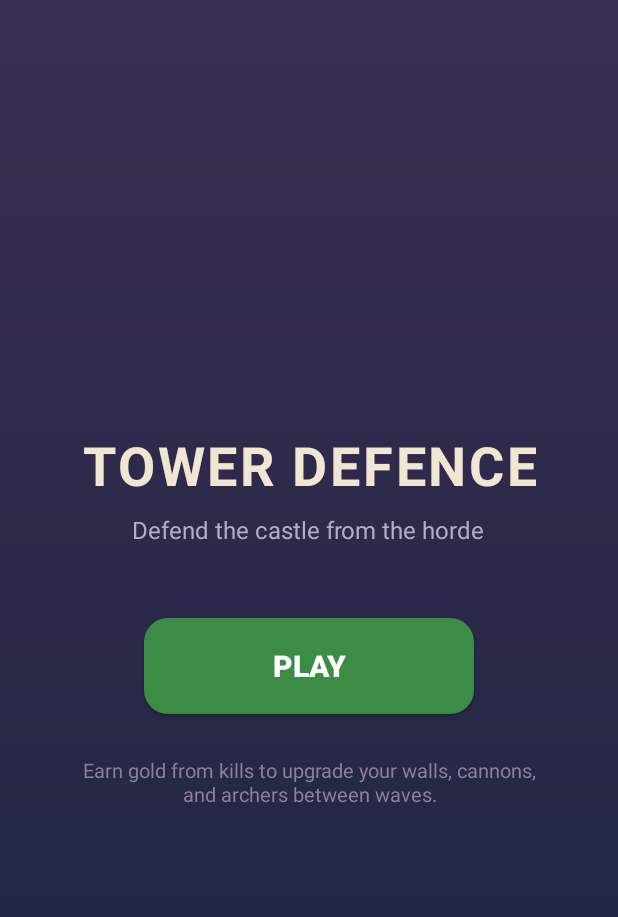
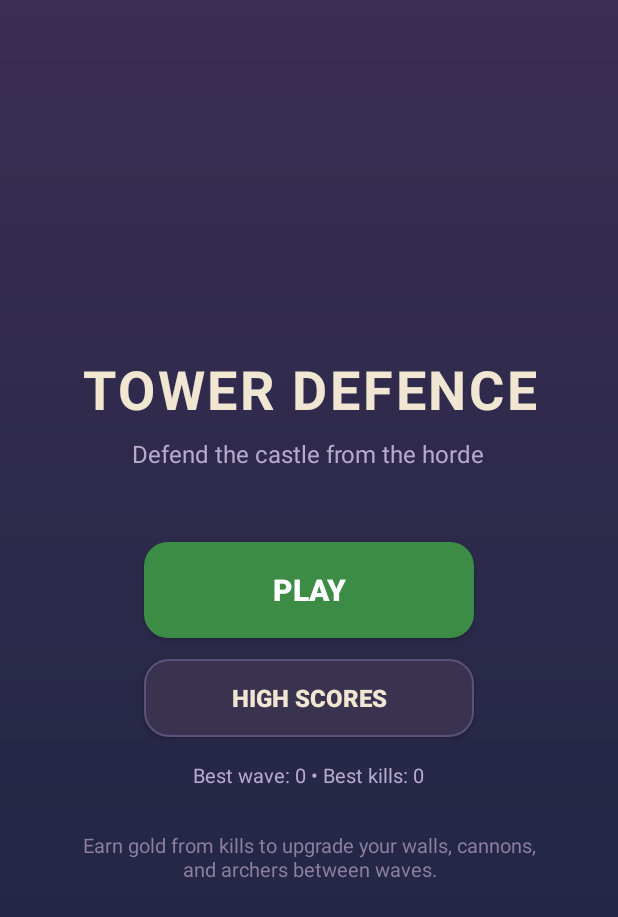
Before and after one commit to ALF452/Tower-Defence, an Android app: the screen it shows after launch (MainMenuActivity), on a phone screen of 412 x 824 dp. Shown: the top 917 px of the screen. Run offline under Robolectric (Android 15) with nearby library versions, the phone set to English and light mode, and no system bars.

Commit message:
Add high score tracking and fix per-frame gradient allocation churn
Memory/lifecycle audit turned up no leak patterns (no static Context/View
refs, no leaking Handlers) but found Zombie and WeaponSlot reallocating
LinearGradient/RadialGradient shaders every single draw() call even though
the underlying gradients are constant per instance - now cached and only
rebuilt when the inputs actually change, cutting GC churn during big waves.

Also adds a High Scores page: GameEngine now tracks kill count and fires
an onGameOver callback once per run, GameActivity records it via a new
SharedPreferences-backed HighScores store, and the main menu shows a
best-wave/best-kills teaser plus a button to view the full high scores.

```diff
--- a/app/src/main/AndroidManifest.xml
+++ b/app/src/main/AndroidManifest.xml
@@ -27,6 +27,12 @@
             android:screenOrientation="portrait"
             android:configChanges="orientation|screenSize|keyboardHidden"
             android:theme="@style/Theme.TowerDefence.Fullscreen" />
+
+        <activity
+            android:name=".HighScoresActivity"
+            android:exported="false"
+            android:screenOrientation="portrait"
+            android:theme="@style/Theme.TowerDefence" />
     </application>
 
 </manifest>
--- a/app/src/main/java/com/alf452/towerdefence/GameActivity.kt
+++ b/app/src/main/java/com/alf452/towerdefence/GameActivity.kt
@@ -15,6 +15,8 @@ class GameActivity : AppCompatActivity() {
         super.onCreate(savedInstanceState)
         WindowCompat.setDecorFitsSystemWindows(window, false)
         gameView = GameView(this)
+        val highScores = HighScores(this)
+        gameView.engine.onGameOver = { waveReached, kills -> highScores.recordRun(waveReached, kills) }
         setContentView(gameView)
         hideSystemBars()
     }
--- a/app/src/main/java/com/alf452/towerdefence/GameView.kt
+++ b/app/src/main/java/com/alf452/towerdefence/GameView.kt
@@ -9,7 +9,7 @@ import com.alf452.towerdefence.game.GameEngine
 
 class GameView(context: Context) : SurfaceView(context), SurfaceHolder.Callback {
 
-    private val engine = GameEngine()
+    val engine = GameEngine()
     private var gameThread: GameThread? = null
 
     init {
--- /dev/null
+++ b/app/src/main/java/com/alf452/towerdefence/HighScores.kt
@@ -0,0 +1,35 @@
+package com.alf452.towerdefence
+
+import android.content.Context
+
+/**
+ * Thin wrapper over a SharedPreferences file tracking the player's best runs.
+ * SharedPreferences instances are safe to hold onto (the framework caches them
+ * per-file internally regardless of which Context flavor obtained them), so
+ * this class never stores a Context itself.
+ */
+class HighScores(context: Context) {
+
+    private val prefs = context.applicationContext
+        .getSharedPreferences(PREFS_NAME, Context.MODE_PRIVATE)
+
+    var bestWave: Int
+        get() = prefs.getInt(KEY_BEST_WAVE, 0)
+        private set(value) { prefs.edit().putInt(KEY_BEST_WAVE, value).apply() }
+
+    var bestKills: Int
+        get() = prefs.getInt(KEY_BEST_KILLS, 0)
+        private set(value) { prefs.edit().putInt(KEY_BEST_KILLS, value).apply() }
+
+    /** Called once when a run ends; updates whichever records were beaten. */
+    fun recordRun(waveReached: Int, kills: Int) {
+        if (waveReached > bestWave) bestWave = waveReached
+        if (kills > bestKills) bestKills = kills
+    }
+
+    companion object {
+        private const val PREFS_NAME = "high_scores"
+        private const val KEY_BEST_WAVE = "best_wave"
+        private const val KEY_BEST_KILLS = "best_kills"
+    }
+}
--- a/app/src/main/java/com/alf452/towerdefence/MainMenuActivity.kt
+++ b/app/src/main/java/com/alf452/towerdefence/MainMenuActivity.kt
@@ -3,17 +3,31 @@ package com.alf452.towerdefence
 import android.content.Intent
 import android.os.Bundle
 import android.widget.Button
+import android.widget.TextView
 import androidx.appcompat.app.AppCompatActivity
 
 /** Title screen shown before the game starts; the game itself lives in [GameActivity]. */
 class MainMenuActivity : AppCompatActivity() {
 
+    private lateinit var highScores: HighScores
+
     override fun onCreate(savedInstanceState: Bundle?) {
         super.onCreate(savedInstanceState)
         setContentView(R.layout.activity_main_menu)
+        highScores = HighScores(this)
 
         findViewById<Button>(R.id.playButton).setOnClickListener {
             startActivity(Intent(this, GameActivity::class.java))
         }
+        findViewById<Button>(R.id.highScoresButton).setOnClickListener {
+            startActivity(Intent(this, HighScoresActivity::class.java))
+        }
+    }
+
+    override fun onResume() {
+        super.onResume()
+        // Refresh in case a run just finished (or a new best was set) since onCreate.
+        findViewById<TextView>(R.id.statsTeaserText).text =
+            getString(R.string.stats_teaser, highScores.bestWave, highScores.bestKills)
     }
 }
--- /dev/null
+++ b/app/src/main/res/drawable/bg_button_secondary.xml
@@ -0,0 +1,6 @@
+<?xml version="1.0" encoding="utf-8"?>
+<shape xmlns:android="http://schemas.android.com/apk/res/android" android:shape="rectangle">
+    <solid android:color="#3A3350" />
+    <corners android:radius="16dp" />
+    <stroke android:width="1.5dp" android:color="#5C517A" />
+</shape>
--- a/app/src/main/res/layout/activity_main_menu.xml
+++ b/app/src/main/res/layout/activity_main_menu.xml
@@ -38,6 +38,27 @@
         android:textStyle="bold"
         android:elevation="4dp" />
 
+    <Button
+        android:id="@+id/highScoresButton"
+        android:layout_width="220dp"
+        android:layout_height="52dp"
+        android:layout_marginTop="14dp"
+        android:background="@drawable/bg_button_secondary"
+        android:text="HIGH SCORES"
+        android:textColor="#F0E6D2"
+        android:textSize="16sp"
+        android:textStyle="bold" />
+
+    <TextView
+        android:id="@+id/statsTeaserText"
+        android:layout_width="wrap_content"
+        android:layout_height="wrap_content"
+        android:layout_marginTop="16dp"
+        android:text="Best wave: 0  •  Best kills: 0"
+        android:textColor="#B8AACC"
+        android:textSize="13sp"
+        android:gravity="center" />
+
     <TextView
         android:layout_width="wrap_content"
         android:layout_height="wrap_content"
--- a/app/src/main/res/values/strings.xml
+++ b/app/src/main/res/values/strings.xml
@@ -1,4 +1,5 @@
 <?xml version="1.0" encoding="utf-8"?>
 <resources>
     <string name="app_name">Tower Defence</string>
+    <string name="stats_teaser">Best wave: %1$d  •  Best kills: %2$d</string>
 </resources>
```
Also changed, not shown: app/src/main/java/com/alf452/towerdefence/HighScoresActivity.kt (added, +21 -0 lines), app/src/main/java/com/alf452/towerdefence/game/GameEngine.kt (+13 -0 lines), app/src/main/java/com/alf452/towerdefence/game/Weapon.kt (+15 -3 lines), app/src/main/java/com/alf452/towerdefence/game/Zombie.kt (+18 -12 lines), app/src/main/res/layout/activity_high_scores.xml (added, +83 -0 lines).
